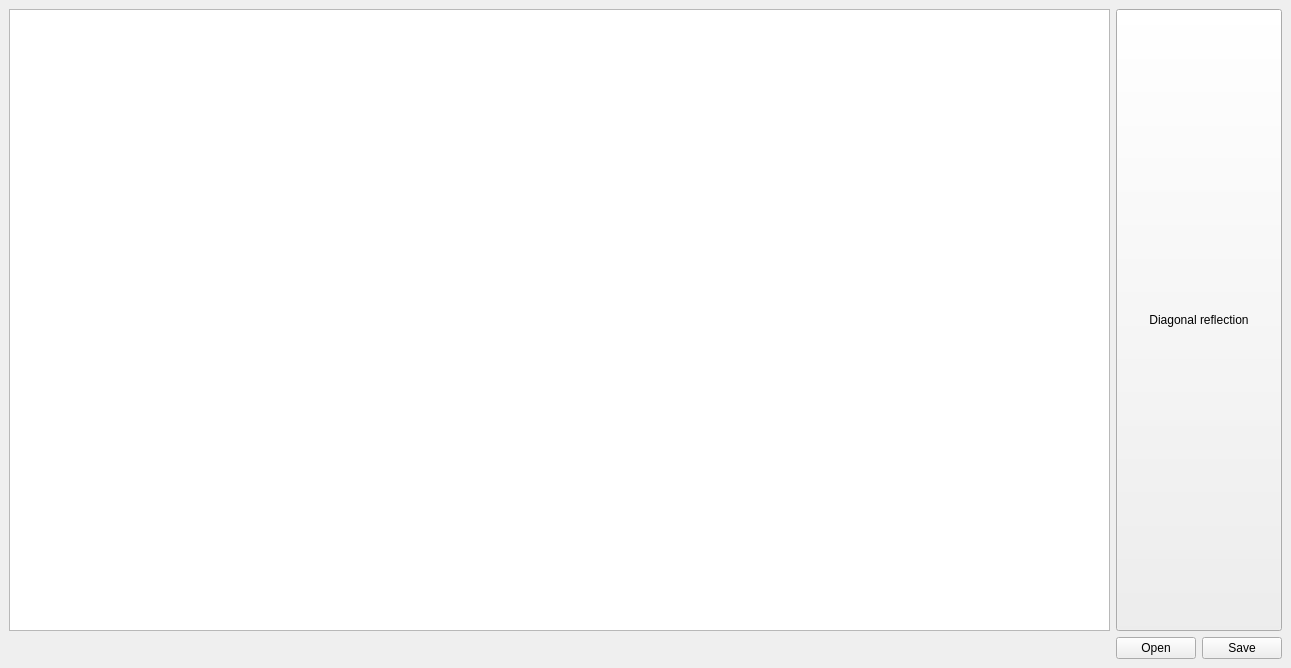
The window that data/UI/mainWindow.ui (NiKar-coder/SimplEditor) describes before a commit, drawn with Qt 5.
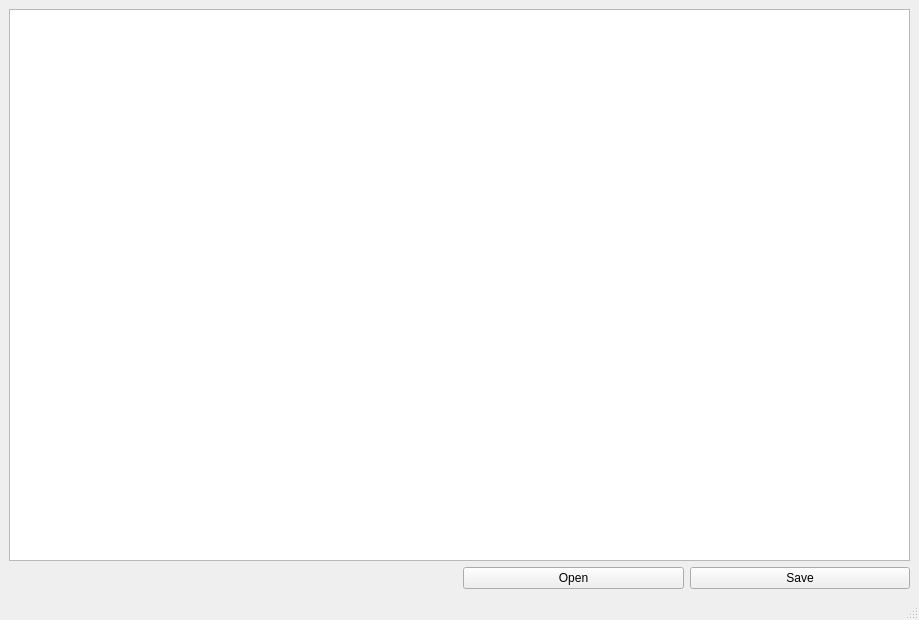
The same window after the commit.

```diff
--- a/data/UI/mainWindow.ui
+++ b/data/UI/mainWindow.ui
@@ -6,8 +6,8 @@
    <rect>
     <x>0</x>
     <y>0</y>
-    <width>1291</width>
-    <height>668</height>
+    <width>919</width>
+    <height>620</height>
    </rect>
   </property>
   <property name="windowTitle">
@@ -17,29 +17,6 @@
    <layout class="QGridLayout" name="gridLayout_2">
     <item row="0" column="0">
      <layout class="QGridLayout" name="gridLayout">
-      <item row="0" column="0">
-       <widget class="QGraphicsView" name="graphicsView">
-        <property name="sizePolicy">
-         <sizepolicy hsizetype="Expanding" vsizetype="Expanding">
-          <horstretch>0</horstretch>
-          <verstretch>0</verstretch>
-         </sizepolicy>
-        </property>
-       </widget>
-      </item>
-      <item row="0" column="1">
-       <widget class="QPushButton" name="diagonalReflection_btn">
-        <property name="sizePolicy">
-         <sizepolicy hsizetype="Minimum" vsizetype="Minimum">
-          <horstretch>0</horstretch>
-          <verstretch>0</verstretch>
-         </sizepolicy>
-        </property>
-        <property name="text">
-         <string>Diagonal reflection</string>
-        </property>
-       </widget>
-      </item>
       <item row="1" column="1">
        <layout class="QHBoxLayout" name="horizontalLayout">
         <item>
@@ -70,10 +47,31 @@
         </item>
        </layout>
       </item>
+      <item row="0" column="0" colspan="2">
+       <widget class="QGraphicsView" name="graphicsView">
+        <property name="sizePolicy">
+         <sizepolicy hsizetype="Expanding" vsizetype="Expanding">
+          <horstretch>0</horstretch>
+          <verstretch>0</verstretch>
+         </sizepolicy>
+        </property>
+       </widget>
+      </item>
      </layout>
     </item>
    </layout>
   </widget>
+  <widget class="QMenuBar" name="menubar">
+   <property name="geometry">
+    <rect>
+     <x>0</x>
+     <y>0</y>
+     <width>919</width>
+     <height>22</height>
+    </rect>
+   </property>
+  </widget>
+  <widget class="QStatusBar" name="statusbar"/>
  </widget>
  <resources/>
  <connections/>
```
